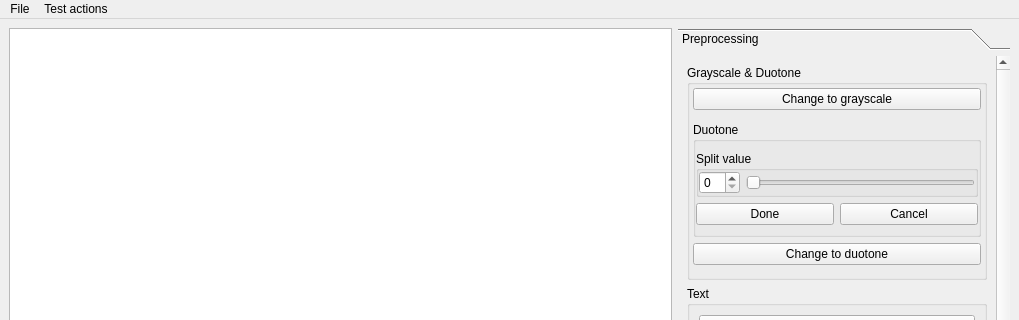
This is src/ui/mainwindow.ui in AndrewSerb/mach_met_img_recogn as Qt 5 draws it before an edit; both pictures show x 0 to 1019 and y 0 to 320 of the 1019 by 600 pixel window. The edited form follows.
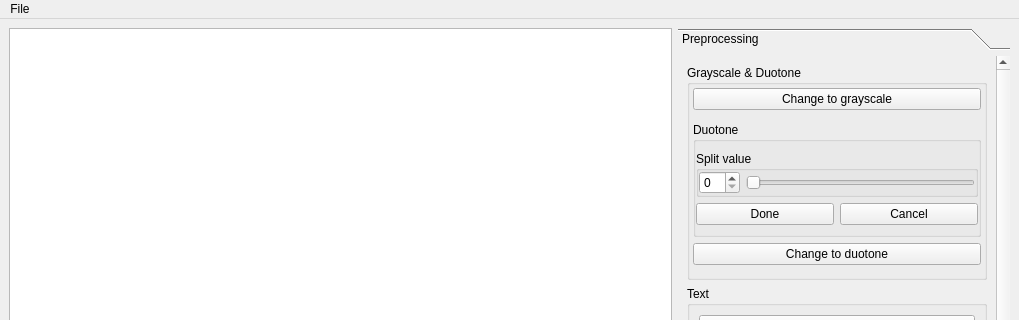
This is the edited form.

Commit message:
ui: remove testing action
also had to remove image pre-processing example files. they were no longer valid, as processing types enum values shifted up. i didn't update them because that page example will be swapped for a better one in the future anyway

Patch:
```diff
--- a/src/ui/mainwindow.ui
+++ b/src/ui/mainwindow.ui
@@ -646,14 +646,7 @@
     <addaction name="separator"/>
     <addaction name="actionExit"/>
    </widget>
-   <widget class="QMenu" name="menuTest_actions">
-    <property name="title">
-     <string>Test actions</string>
-    </property>
-    <addaction name="actionTest_Set_Red"/>
-   </widget>
    <addaction name="menuFile"/>
-   <addaction name="menuTest_actions"/>
   </widget>
   <action name="actionOpen">
    <property name="text">
```
Left out of the diff: 10 changed lines with no effect on the pictures. The commit also changes 9 other files.
